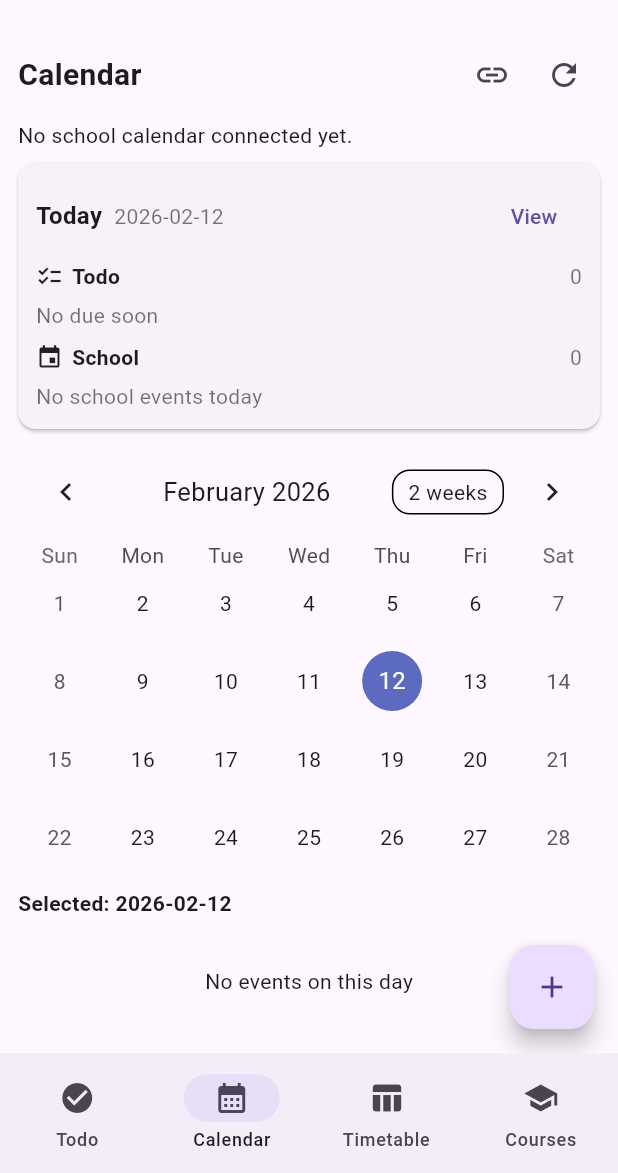
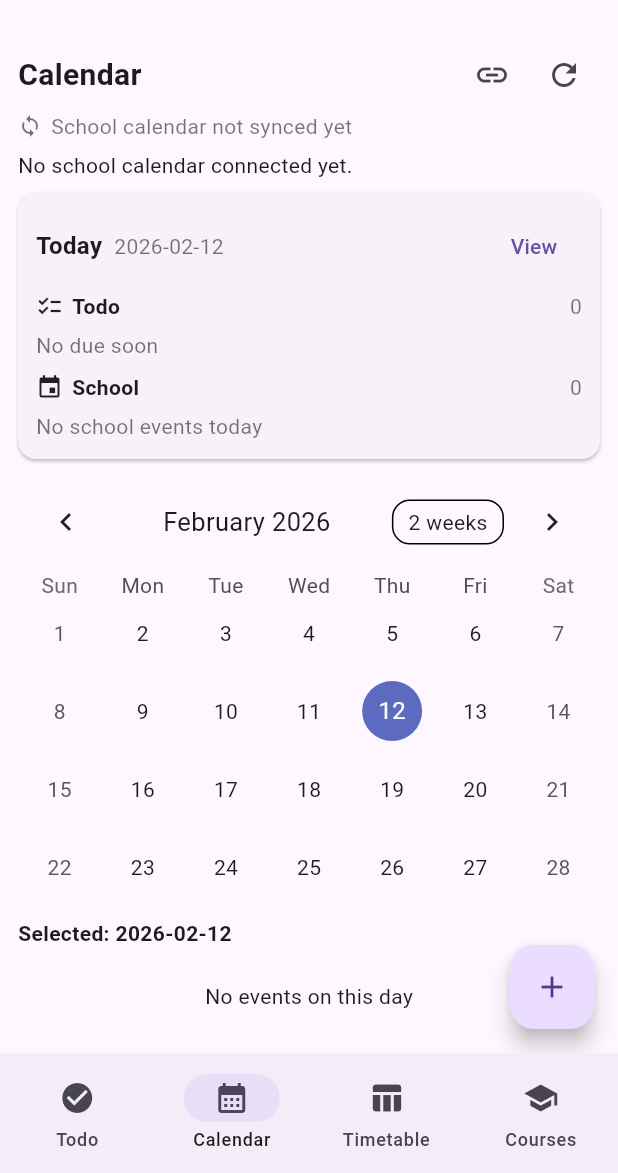
Before and after one commit to minwoo-khu/Campusmate, a Flutter app: the screen it shows after launch, item 2 of the bottom bar chosen, after a tap on the "refresh" icon, on a phone screen of 412 x 824 dp, the part 63-1236 px from its top. Run offline on Flutter 3.47's test engine with Material 3 defaults, Android fonts, the light colour scheme and no system bars; drawn by our look-alikes of table_calendar; our stand-ins replace file_picker, flutter_local_notifications, flutter_timezone, hive, hive_flutter, shared_preferences and 1 more; missing offline and left inert: pdfx; accounts and stored records are empty.

Commit message:
Enhance Todo filtering and Calendar sync UX

```diff
--- a/apps/mobile/lib/features/calendar/calendar_screen.dart
+++ b/apps/mobile/lib/features/calendar/calendar_screen.dart
@@ -28,12 +28,23 @@ class _CalendarScreenState extends State<CalendarScreen> {
   // ICS state
   bool _loading = false;
   String? _message;
+  DateTime? _lastIcsSyncAt;
   List<IcsEvent> _icsEvents = [];
 
   @override
   void initState() {
     super.initState();
     _loadIcs();
+  }
+
+  String _fmtHm(DateTime dt) {
+    String two(int x) => x.toString().padLeft(2, '0');
+    return '${two(dt.hour)}:${two(dt.minute)}';
+  }
+
+  String _fmtSyncLabel(DateTime dt) {
+    final ymd = dt.toLocal().toString().split(' ')[0];
+    return '$ymd ${_fmtHm(dt.toLocal())}';
   }
 
   Future<void> _openIcsSettings() async {
@@ -75,6 +86,7 @@ class _CalendarScreenState extends State<CalendarScreen> {
       setState(() {
         _icsEvents = events;
         _loading = false;
+        _lastIcsSyncAt = DateTime.now();
         if (events.isEmpty) {
           _message = 'School calendar connected, but no events found.';
         }
@@ -91,11 +103,6 @@ class _CalendarScreenState extends State<CalendarScreen> {
       a.year == b.year && a.month == b.month && a.day == b.day;
 
   DateTime _ymd(DateTime d) => DateTime(d.year, d.month, d.day);
-
-  String _fmtHm(DateTime dt) {
-    String two(int x) => x.toString().padLeft(2, '0');
-    return '${two(dt.hour)}:${two(dt.minute)}';
-  }
 
   Widget _buildTodayPanel(Box<TodoItem> box) {
     final now = DateTime.now();
@@ -263,7 +270,9 @@ class _CalendarScreenState extends State<CalendarScreen> {
         },
         child: const Icon(Icons.add),
       ),
-      body: Padding(
+      body: RefreshIndicator(
+        onRefresh: _loadIcs,
+        child: Padding(
           padding: const EdgeInsets.all(12),
           child: Column(
             crossAxisAlignment: CrossAxisAlignment.start,
@@ -289,15 +298,39 @@ class _CalendarScreenState extends State<CalendarScreen> {
                 ],
               ),
 
+              Row(
+                children: [
+                  const Icon(Icons.sync, size: 16, color: Colors.black54),
+                  const SizedBox(width: 6),
+                  Text(
+                    _lastIcsSyncAt == null
+                        ? 'School calendar not synced yet'
+                        : 'Last sync: ${_fmtSyncLabel(_lastIcsSyncAt!)}',
+                    style: const TextStyle(color: Colors.black54),
+                  ),
+                ],
+              ),
+
               if (_loading) const LinearProgressIndicator(),
 
               if (_message != null) ...[
                 const SizedBox(height: 6),
-              Text(
+                Row(
+                  children: [
+                    Expanded(
+                      child: Text(
                         _message!,
                         style: TextStyle(
                           color: _message!.startsWith('Failed') ? Colors.red : null,
                         ),
+                      ),
+                    ),
+                    if (_message!.startsWith('Failed'))
+                      TextButton(
+                        onPressed: _loadIcs,
+                        child: const Text('Retry'),
+                      ),
+                  ],
                 ),
               ],
 
@@ -403,8 +436,7 @@ class _CalendarScreenState extends State<CalendarScreen> {
                                       title: Text(it.title),
                                       subtitle: Text('$tag • ${it.subtitle}'),
                                       trailing: it.source == _Source.todo && it.done
-                                        ? const Icon(Icons.check,
-                                            color: Colors.green)
+                                          ? const Icon(Icons.check, color: Colors.green)
                                           : null,
                                     );
                                   },
@@ -416,6 +448,7 @@ class _CalendarScreenState extends State<CalendarScreen> {
                 ),
               ),
             ],
+          ),
         ),
       ),
     );
--- a/apps/mobile/lib/features/todo/todo_screen.dart
+++ b/apps/mobile/lib/features/todo/todo_screen.dart
@@ -25,6 +25,7 @@ class _TodoScreenState extends State<TodoScreen> {
 
   String? _highlightId;
   DateTime? _highlightUntil;
+  _TodoViewFilter _filter = _TodoViewFilter.all;
 
   @override
   void initState() {
@@ -47,6 +48,7 @@ class _TodoScreenState extends State<TodoScreen> {
     setState(() {
       _highlightId = id;
       _highlightUntil = DateTime.now().add(const Duration(milliseconds: 2500));
+      _filter = _TodoViewFilter.all;
     });
 
     // 실제 스크롤은 build에서 items를 만든 뒤에 처리해야 하므로
@@ -73,6 +75,17 @@ class _TodoScreenState extends State<TodoScreen> {
     if (_sameYmd(d, today)) return '오늘 ${_fmtHm(dt)}';
     if (_sameYmd(d, tomorrow)) return '내일 ${_fmtHm(dt)}';
     return '${_fmtYmd(dt)} ${_fmtHm(dt)}';
+  }
+
+  List<TodoItem> _applyFilter(List<TodoItem> items) {
+    switch (_filter) {
+      case _TodoViewFilter.active:
+        return items.where((t) => !t.completed).toList();
+      case _TodoViewFilter.completed:
+        return items.where((t) => t.completed).toList();
+      case _TodoViewFilter.all:
+        return items;
+    }
   }
 
   Future<DateTime?> _pickDateTime(BuildContext context, DateTime initial) async {
@@ -161,7 +174,8 @@ class _TodoScreenState extends State<TodoScreen> {
       body: ValueListenableBuilder(
         valueListenable: box.listenable(),
         builder: (context, Box<TodoItem> b, _) {
-          final items = todoRepo.list();
+          final allItems = todoRepo.list();
+          final items = _applyFilter(allItems);
 
           // --- 하이라이트 스크롤 처리 (items가 준비된 뒤) ---
           final id = _highlightId;
@@ -169,10 +183,11 @@ class _TodoScreenState extends State<TodoScreen> {
             final idx = items.indexWhere((t) => t.id == id);
             if (idx >= 0) {
               WidgetsBinding.instance.addPostFrameCallback((_) {
+                if (_scroll.hasClients) {
                   // 대략적인 항목 높이로 스크롤 (trailing 폭 줄였으니 안정적)
                   const estTileH = 76.0;
-                final target = (idx * estTileH).clamp(0.0, _scroll.position.maxScrollExtent);
-                if (_scroll.hasClients) {
+                  final target =
+                      (idx * estTileH).clamp(0.0, _scroll.position.maxScrollExtent);
                   _scroll.animateTo(
                     target,
                     duration: const Duration(milliseconds: 300),
@@ -186,11 +201,41 @@ class _TodoScreenState extends State<TodoScreen> {
             AppLink.clearTodo();
           }
 
-          if (items.isEmpty) {
-            return const Center(child: Text('Todo가 아직 없어.'));
-          }
-
-          return ListView.builder(
+          return Column(
+            children: [
+              Padding(
+                padding: const EdgeInsets.fromLTRB(12, 8, 12, 4),
+                child: Row(
+                  children: [
+                    ChoiceChip(
+                      label: Text('전체 ${allItems.length}'),
+                      selected: _filter == _TodoViewFilter.all,
+                      onSelected: (_) => setState(() => _filter = _TodoViewFilter.all),
+                    ),
+                    const SizedBox(width: 8),
+                    ChoiceChip(
+                      label: Text(
+                        '진행 ${allItems.where((t) => !t.completed).length}',
+                      ),
+                      selected: _filter == _TodoViewFilter.active,
+                      onSelected: (_) => setState(() => _filter = _TodoViewFilter.active),
+                    ),
+                    const SizedBox(width: 8),
+                    ChoiceChip(
+                      label: Text(
+                        '완료 ${allItems.where((t) => t.completed).length}',
+                      ),
+                      selected: _filter == _TodoViewFilter.completed,
+                      onSelected: (_) =>
+                          setState(() => _filter = _TodoViewFilter.completed),
+                    ),
+                  ],
+                ),
+              ),
+              Expanded(
+                child: items.isEmpty
+                    ? const Center(child: Text('조건에 맞는 Todo가 없어.'))
+                    : ListView.builder(
                         controller: _scroll,
                         itemCount: items.length,
                         itemBuilder: (_, i) {
@@ -226,7 +271,9 @@ class _TodoScreenState extends State<TodoScreen> {
                               await todoRepo.remove(t);
                             },
                             child: ListTile(
-                  tileColor: isHighlight ? Colors.yellow.withOpacity(0.18) : null,
+                              tileColor: isHighlight
+                                  ? Theme.of(context).colorScheme.primaryContainer
+                                  : null,
                               onTap: () => _openEdit(context, t),
                               leading: Checkbox(
                                 value: t.completed,
@@ -240,13 +287,11 @@ class _TodoScreenState extends State<TodoScreen> {
                                 maxLines: 1,
                                 overflow: TextOverflow.ellipsis,
                                 style: TextStyle(
-                      decoration: t.completed ? TextDecoration.lineThrough : null,
+                                  decoration:
+                                      t.completed ? TextDecoration.lineThrough : null,
                                 ),
                               ),
 
-                  // ✅ 여기서 Due가 깨지던 문제 해결:
-                  // - trailing 폭을 줄였고
-                  // - subtitle을 "한 줄 ellipsis"로 고정
                               subtitle: (dueStr == null && remindStr == null)
                                   ? null
                                   : Text(
@@ -258,8 +303,6 @@ class _TodoScreenState extends State<TodoScreen> {
                                       softWrap: false,
                                       overflow: TextOverflow.ellipsis,
                                     ),
-
-                  // ✅ trailing을 메뉴 하나로 축소 (폭 최소화)
                               trailing: PopupMenuButton<_TodoMenu>(
                                 tooltip: '메뉴',
                                 onSelected: (m) async {
@@ -297,6 +340,9 @@ class _TodoScreenState extends State<TodoScreen> {
                             ),
                           );
                         },
+                      ),
+              ),
+            ],
           );
         },
       ),
@@ -313,3 +359,5 @@ class _TodoScreenState extends State<TodoScreen> {
 }
 
 enum _TodoMenu { edit, delete, setReminder, clearReminder }
+
+enum _TodoViewFilter { all, active, completed }
```
Also changed, not shown: apps/mobile/lib/features/calendar/ics_parser.dart (+9 -3 lines). Lines whose indentation alone changed are shown as unchanged.
